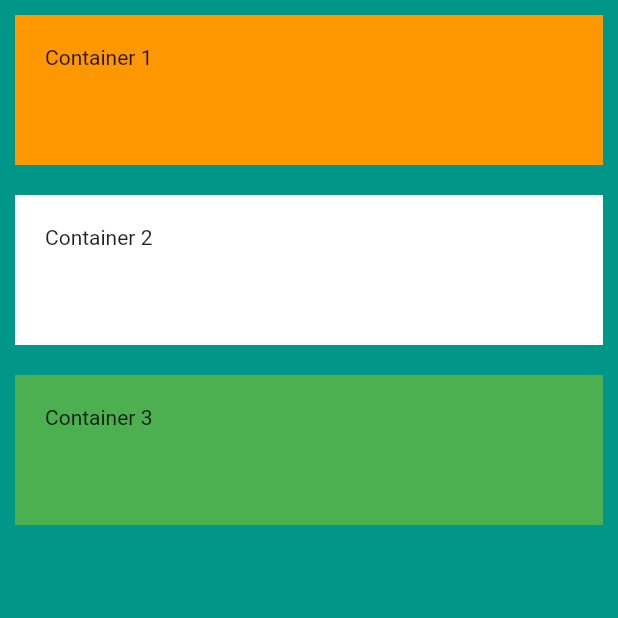
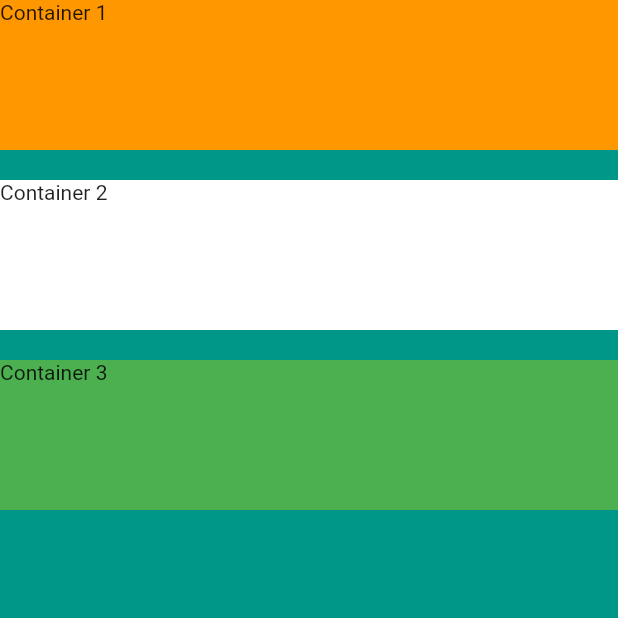
Before and after one commit to rajeevlochansahu/flutter_app_example, a Flutter app: the screen it shows after launch, on a phone screen of 412 x 824 dp, the top half of it. Run offline on Flutter 3.47's test engine with Material 2 defaults, Android fonts, the phone set to English and light mode, and no system bars.

Commit message:
Column container with SizeBox

```diff
--- a/lib/main.dart
+++ b/lib/main.dart
@@ -20,24 +20,20 @@ class MyApp extends StatelessWidget {
               Container(
                 height: 100.0,
                 width: 100.0,
-                margin: EdgeInsets.fromLTRB(10, 10, 10, 10),
-                padding: EdgeInsets.all(20),
                 color: Colors.orange,
                 child: Text('Container 1'),
               ),
+              SizedBox(height: 20),
               Container(
                 height: 100.0,
                 width: 100.0,
-                margin: EdgeInsets.fromLTRB(10, 10, 10, 10),
-                padding: EdgeInsets.all(20),
                 color: Colors.white,
                 child: Text('Container 2'),
               ),
+              SizedBox(height: 20),
               Container(
                 height: 100.0,
                 width: 100.0,
-                margin: EdgeInsets.fromLTRB(10, 10, 10, 10),
-                padding: EdgeInsets.all(20),
                 color: Colors.green,
                 child: Text('Container 3'),
               )
```
